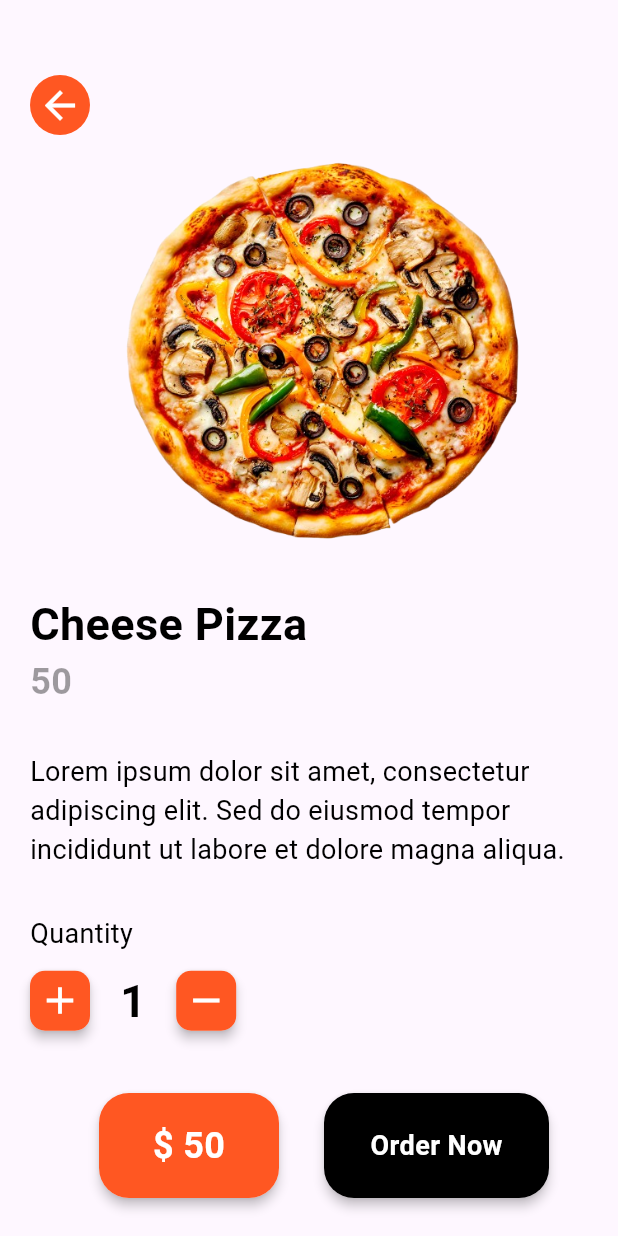
After one commit to hang7749/flutter_food_delivery_app, a Flutter app: the screen it shows after launch, after a tap on the "arrow forward" icon, on a phone screen of 412 x 824 dp. The commit adds this screen. Run offline on Flutter 3.47's test engine with Material 3 defaults, Android fonts, the phone set to English and light mode, and no system bars.

Commit message:
detail page UI

```diff
--- a/lib/main.dart
+++ b/lib/main.dart
@@ -1,4 +1,5 @@
 import 'package:flutter/material.dart';
+import 'package:food_delivery_app/pages/detail_page.dart';
 import 'package:food_delivery_app/pages/home.dart';
 
 void main() {
@@ -31,8 +32,9 @@ class MyApp extends StatelessWidget {
         // This works for code too, not just values: Most code changes can be
         // tested with just a hot reload.
         colorScheme: ColorScheme.fromSeed(seedColor: Colors.deepPurple),
+        useMaterial3: true,
       ),
-      home: const Home(),
+      home: Home(),
     );
   }
 }
--- /dev/null
+++ b/lib/pages/detail_page.dart
@@ -0,0 +1,195 @@
+import 'package:flutter/material.dart';
+import 'package:food_delivery_app/services/widget_support.dart';
+
+class DetailPage extends StatefulWidget {
+
+  String image;
+  String name;
+  String price;
+
+  DetailPage({required this.image, required this.name, required this.price});
+
+  @override
+  State<DetailPage> createState() => _DetailPageState();
+}
+
+class _DetailPageState extends State<DetailPage> {
+
+  int quantity = 1;
+  int totalPrice = 0;
+
+  @override
+  void initState() {
+    totalPrice = int.parse(widget.price);
+    print("Total Price: $totalPrice");
+    super.initState();
+  }
+
+  @override
+  Widget build(BuildContext context) {
+    return Scaffold(
+      body: Container(
+        margin: const EdgeInsets.only(top: 50, left: 20),
+        child: Column(
+          crossAxisAlignment: CrossAxisAlignment.start,
+          children: [
+            GestureDetector(
+              onTap: () {
+                Navigator.pop(context);
+              },
+              child: Container(
+                padding: const EdgeInsets.all(5),
+                decoration: BoxDecoration(
+                  color: Colors.deepOrange,
+                  borderRadius: BorderRadius.circular(20),
+                ),
+                child: Icon(
+                  Icons.arrow_back,
+                  color: Colors.white,
+                  size: 30
+                ),
+              ),
+            ),
+            SizedBox(height: 10),
+            Center(
+              child: Image.asset(
+                widget.image,
+                height: MediaQuery.of(context).size.height / 3,
+                fit: BoxFit.contain,
+              ),
+            ),
+            const SizedBox(height: 20),
+            Text(widget.name,
+              style: AppWidget.headlineTextFieldStyle()
+            ),
+            Text(widget.price,
+              style: AppWidget.priceTextFieldStyle()
+            ),
+            const SizedBox(height: 30),
+            Padding(
+              padding: const EdgeInsets.only(right: 10),
+              child: Text(
+                "Lorem ipsum dolor sit amet, consectetur adipiscing elit. Sed do eiusmod tempor incididunt ut labore et dolore magna aliqua.",
+                style: AppWidget.simpleTextFieldStyle(),
+              ),
+            ),
+            const SizedBox(height: 30),
+            Text(
+              "Quantity",
+              style: AppWidget.simpleTextFieldStyle(),
+            ),
+            const SizedBox(height: 10),
+            Row(
+              children: [
+                GestureDetector(
+                  onTap: () {
+
+                    setState(() {
+                      if (quantity < 10) {
+                        quantity = quantity + 1;
+                        totalPrice = totalPrice + int.parse(widget.price);
+                      }
+                    });
+                  },
+                  child: Material(
+                    elevation: 3.0,
+                    borderRadius: BorderRadius.circular(10),
+                    child: Container(
+                      padding: const EdgeInsets.all(5),
+                      decoration: BoxDecoration(
+                        color: Colors.deepOrange,
+                        borderRadius: BorderRadius.circular(10),
+                      ),
+                      child: Icon(
+                        Icons.add,
+                        color: Colors.white,
+                        size: 30
+                      ),
+                    ),
+                  ),
+                ),
+                const SizedBox(width: 20),
+                Text(
+                  "1",
+                  style: AppWidget.headlineTextFieldStyle(),
+                ),
+                const SizedBox(width: 20),
+                GestureDetector(
+                  onTap: () {
+                    setState(() {
+                      if (quantity > 1) {
+                        quantity = quantity - 1;
+                        totalPrice = int.parse(widget.price) * quantity;
+                      }
+                    });
+
+                  },
+                  child: Material(
+                    elevation: 3.0,
+                    borderRadius: BorderRadius.circular(10),
+                    child: Container(
+                      padding: const EdgeInsets.all(5),
+                      decoration: BoxDecoration(
+                        color: Colors.deepOrange,
+                        borderRadius: BorderRadius.circular(10),
+                      ),
+                      child: Icon(
+                        Icons.remove,
+                        color: Colors.white,
+                        size: 30
+                      ),
+                    ),
+                  ),
+                ),
+                const SizedBox(width: 20),
+              ],
+            ),
+            const SizedBox(height: 40),
+            Row(
+              mainAxisAlignment: MainAxisAlignment.center,
+              children: [
+                Material(
+                  elevation: 3.0,
+                  borderRadius: BorderRadius.circular(20),
+                  child: Container(
+                    height: 70,
+                    width: 120,
+                    decoration: BoxDecoration(
+                      color: Colors.deepOrange,
+                      borderRadius: BorderRadius.circular(20),
+                    ),
+                    child: Center(
+                      child: Text(
+                        "\$ $totalPrice",
+                        style: AppWidget.boldWhiteTextFieldStyle(),
+                      ),
+                    )
+                  ),
+                ),
+                const SizedBox(width: 30),
+                Material(
+                  elevation: 3.0,
+                  borderRadius: BorderRadius.circular(20),
+                  child: Container(
+                    height: 70,
+                    width: 150,
+                    decoration: BoxDecoration(
+                      color: Colors.black,
+                      borderRadius: BorderRadius.circular(20),
+                    ),
+                    child: Center(
+                      child: Text(
+                        "Order Now",
+                        style: AppWidget.whiteTextFieldStyle(),
+                      ),
+                    )
+                  ),
+                )
+              ],
+            )
+          ],
+        ),
+      )
+    );
+  }
+}
--- a/lib/pages/home.dart
+++ b/lib/pages/home.dart
@@ -2,6 +2,7 @@ import 'package:flutter/material.dart';
 import 'package:food_delivery_app/model/category_model.dart';
 import 'package:food_delivery_app/model/pizza_model.dart';
 import 'package:food_delivery_app/model/burger_model.dart';
+import 'package:food_delivery_app/pages/detail_page.dart';
 import 'package:food_delivery_app/services/category_data.dart';
 import 'package:food_delivery_app/services/pizza_data.dart';
 import 'package:food_delivery_app/services/burger_data.dart';
@@ -140,10 +141,10 @@ class _HomeState extends State<Home> {
                   ),
                   itemCount: pizza.length,
                   itemBuilder: (context, index) {
-                    return FoodTile(
+                    return foodTile(
                       pizza[index].name!,
                       pizza[index].image!,
-                      "\$${pizza[index].price!}",
+                      pizza[index].price!,
                     );
                   },
                 ),
@@ -161,10 +162,10 @@ class _HomeState extends State<Home> {
                   ),
                   itemCount: burger.length,
                   itemBuilder: (context, index) {
-                    return FoodTile(
+                    return foodTile(
                       burger[index].name!,
                       burger[index].image!,
-                      "\$${burger[index].price!}",
+                      burger[index].price!,
                     );
                   },
                 ),
@@ -178,7 +179,7 @@ class _HomeState extends State<Home> {
     );
   }
 
-  Widget FoodTile(String name, String image, String price) {
+  Widget foodTile(String name, String image, String price) {
     return Container(
       padding: const EdgeInsets.only(left: 10, top: 10),
       decoration: BoxDecoration(
@@ -207,7 +208,20 @@ class _HomeState extends State<Home> {
           Row(
             mainAxisAlignment: MainAxisAlignment.end,
             children: [
-              Container(
+              GestureDetector(
+                onTap: () {
+                  Navigator.push(
+                    context,
+                    MaterialPageRoute(
+                      builder: (context) => DetailPage(
+                        name: name,
+                        image: image,
+                        price: price,
+                      ),
+                    ),
+                  );
+                },
+                child: Container(
                   height: 50,
                   width: 80,
                   decoration: BoxDecoration(
@@ -217,9 +231,7 @@ class _HomeState extends State<Home> {
                       bottomRight: Radius.circular(20),
                     ),
                   ),
-                child: IconButton(
-                  onPressed: () {},
-                  icon: const Icon(
+                  child: Icon(
                       Icons.arrow_forward,
                       color: Colors.white,
                       size: 30,
--- a/lib/services/widget_support.dart
+++ b/lib/services/widget_support.dart
@@ -24,6 +24,14 @@ class AppWidget {
     );
   }
 
+    static TextStyle boldWhiteTextFieldStyle() {
+    return const TextStyle(
+      fontSize: 24.0,
+      color: Colors.white,
+      fontWeight: FontWeight.bold,
+    );
+  }
+
   static TextStyle boldTextFieldStyle() {
     return const TextStyle(
       fontSize: 20.0,
```
Lines whose indentation alone changed are shown as unchanged.
